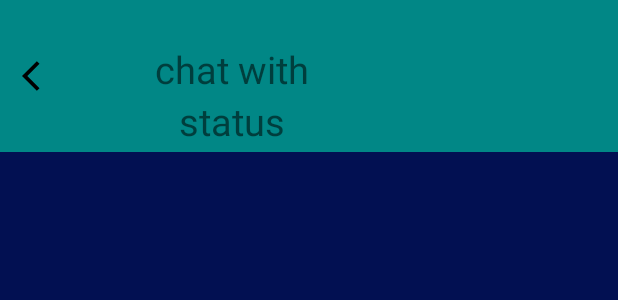
After one commit to yohanankling/iceBreaker-github, an Android app: the layout activity_specific_chat.xml on its own in the app's theme, with its tools: preview values and no code run, on a phone screen of 412 x 824 dp. The commit adds this screen. Shown: the top 300 px of the screen. Run offline under Robolectric (Android 15) with nearby library versions, the phone set to English and light mode, and no system bars.

Commit message:
new chat tryed

```diff
--- a/app/src/main/AndroidManifest.xml
+++ b/app/src/main/AndroidManifest.xml
@@ -14,6 +14,13 @@
         android:supportsRtl="true"
         android:theme="@style/Theme.IceBreaker"
         tools:targetApi="31">
+        <activity
+            android:name=".chats.specificChat"
+            android:exported="false">
+            <meta-data
+                android:name="android.app.lib_name"
+                android:value="" />
+        </activity>
         <activity
             android:name=".chats.chatActivity"
             android:exported="false">
--- a/app/src/main/java/com/example/icebreaker/chats/chatActivity.java
+++ b/app/src/main/java/com/example/icebreaker/chats/chatActivity.java
@@ -5,6 +5,7 @@ import androidx.appcompat.app.AppCompatActivity;
 import androidx.recyclerview.widget.LinearLayoutManager;
 import androidx.recyclerview.widget.RecyclerView;
 
+import android.content.Intent;
 import android.graphics.Color;
 import android.os.Bundle;
 import android.view.LayoutInflater;
@@ -13,6 +14,7 @@ import android.view.ViewGroup;
 import android.widget.TextView;
 import android.widget.Toast;
 
+import com.example.icebreaker.Home;
 import com.example.icebreaker.R;
 import com.firebase.ui.firestore.FirestoreRecyclerAdapter;
 import com.firebase.ui.firestore.FirestoreRecyclerOptions;
@@ -42,6 +44,8 @@ public class chatActivity extends AppCompatActivity {
         firebaseAuth = FirebaseAuth.getInstance();
         firebaseFirestore = FirebaseFirestore.getInstance();
         mrecyclerView = findViewById(R.id.recyclerview);
+//        Query query = firebaseFirestore.collection("Users").whereNotEqualTo("uid",firebaseAuth.getUid());
+        // TODO : return remarked comment
         Query query = firebaseFirestore.collection("Users");
         FirestoreRecyclerOptions<firebasemodel> allusername = new FirestoreRecyclerOptions.Builder<firebasemodel>().setQuery(query, firebasemodel.class).build();
         chatAdapter = new FirestoreRecyclerAdapter<firebasemodel, NoteViewHolder>(allusername) {
@@ -56,7 +60,10 @@ public class chatActivity extends AppCompatActivity {
                 noteViewHolder.itemView.setOnClickListener(new View.OnClickListener() {
                     @Override
                     public void onClick(View v) {
-                        Toast.makeText(chatActivity.this, "clicked", Toast.LENGTH_SHORT).show();
+                        Intent intent = new Intent(chatActivity.this, specificChat.class);
+                        intent.putExtra("Uid", firebasemodel.getUid());
+                        intent.putExtra("Email", firebasemodel.getEmail());
+                        startActivity(intent);
                     }
                 });
             }
--- /dev/null
+++ b/app/src/main/java/com/example/icebreaker/chats/specificChat.java
@@ -0,0 +1,16 @@
+package com.example.icebreaker.chats;
+
+import androidx.appcompat.app.AppCompatActivity;
+
+import android.os.Bundle;
+
+import com.example.icebreaker.R;
+
+public class specificChat extends AppCompatActivity {
+
+    @Override
+    protected void onCreate(Bundle savedInstanceState) {
+        super.onCreate(savedInstanceState);
+        setContentView(R.layout.activity_specific_chat);
+    }
+}
--- /dev/null
+++ b/app/src/main/res/layout/activity_specific_chat.xml
@@ -0,0 +1,73 @@
+<?xml version="1.0" encoding="utf-8"?>
+<RelativeLayout xmlns:android="http://schemas.android.com/apk/res/android"
+    xmlns:app="http://schemas.android.com/apk/res-auto"
+    xmlns:tools="http://schemas.android.com/tools"
+    android:layout_width="match_parent"
+    android:layout_height="match_parent"
+    android:background="@color/theme"
+    tools:context=".chats.specificChat">
+
+    <androidx.constraintlayout.widget.ConstraintLayout
+        android:id="@+id/bar"
+        android:layout_width="match_parent"
+        android:layout_height="101dp"
+        android:layout_weight="1"
+        android:background="@color/bar"
+        android:gravity="center"
+        android:orientation="vertical"
+        app:layout_constraintEnd_toEndOf="parent"
+        app:layout_constraintHorizontal_bias="1.0"
+        app:layout_constraintStart_toStartOf="parent"
+        app:layout_constraintTop_toTopOf="parent">
+
+        <ImageButton
+            android:id="@+id/Back"
+            android:layout_width="53dp"
+            android:layout_height="52dp"
+            android:adjustViewBounds="true"
+            android:background="#00FFFFFF"
+            android:scaleType="centerInside"
+            android:src="@drawable/back_btn"
+            app:layout_constraintBottom_toBottomOf="parent"
+            app:layout_constraintStart_toStartOf="parent"
+            app:layout_constraintTop_toTopOf="parent"
+            tools:ignore="SpeakableTextPresentCheck" />
+
+        <TextView
+            android:id="@+id/UserName"
+            android:layout_width="wrap_content"
+            android:layout_height="wrap_content"
+            android:layout_marginStart="50dp"
+            android:layout_marginBottom="10dp"
+            android:gravity="center"
+            android:text="chat with"
+            android:textSize="25sp"
+            app:layout_constraintBottom_toBottomOf="@+id/Back"
+            app:layout_constraintStart_toEndOf="@+id/Back"
+            app:layout_constraintTop_toTopOf="@+id/Back" />
+
+        <TextView
+            android:id="@+id/Status"
+            android:layout_width="wrap_content"
+            android:layout_height="wrap_content"
+            android:gravity="center"
+            android:text="status"
+            android:textSize="25sp"
+            app:layout_constraintEnd_toEndOf="@+id/UserName"
+            app:layout_constraintStart_toStartOf="@+id/UserName"
+            app:layout_constraintTop_toBottomOf="@+id/UserName" />
+    </androidx.constraintlayout.widget.ConstraintLayout>
+
+    <androidx.recyclerview.widget.RecyclerView
+        android:id="@+id/recyclerview"
+        android:layout_width="match_parent"
+        android:layout_height="match_parent"
+        android:layout_below="@+id/bar"        >
+
+    <!--    47:50    https://www.youtube.com/watch?v=4yADIs5b1No&list=PL1tIj6UC0gcsHo3uCI41WsfFWuWCVDRt8&index=5-->
+
+    </androidx.recyclerview.widget.RecyclerView>
+
+
+
+</RelativeLayout>
```
